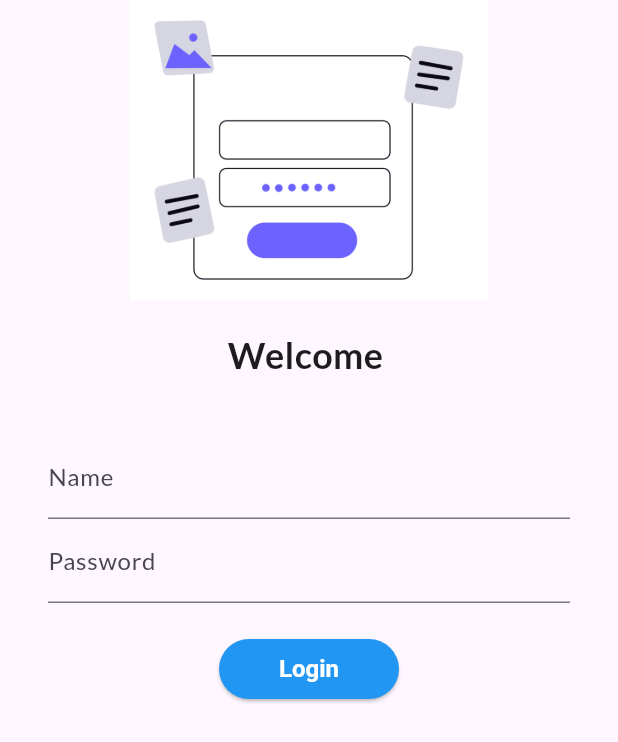
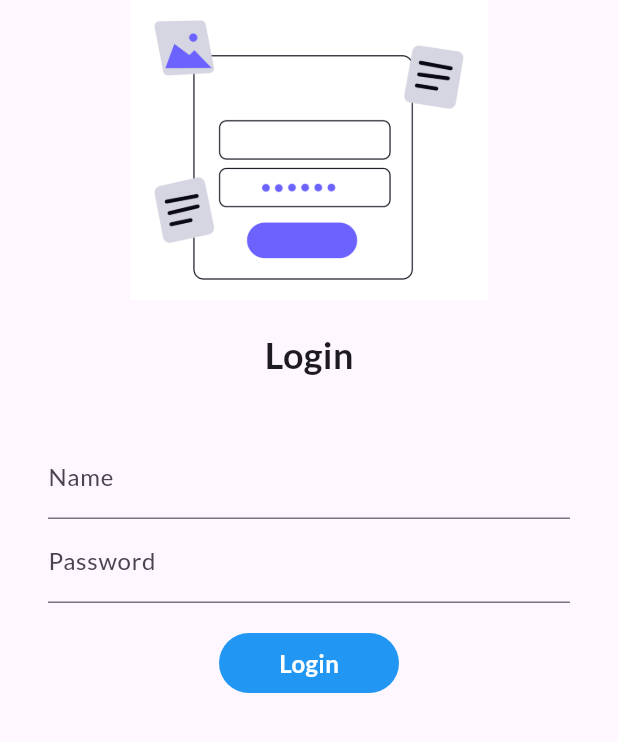
Before and after one commit to adiprijal/Flutter_Catalog_App, a Flutter app: the screen it shows after launch, on a phone screen of 412 x 824 dp. Shown: the top 742 px of the screen. Run offline on Flutter 3.47's test engine with Material 3 defaults, Android fonts, the phone set to English and light mode, and no system bars; our stand-ins replace google_fonts.

Commit message:
Used InkWell to make a Container clickable

```diff
--- a/lib/pages/login_page.dart
+++ b/lib/pages/login_page.dart
@@ -1,16 +1,6 @@
 import 'package:flutter/material.dart';
 import 'package:flutter_catalog_app/utils/routes.dart';
 
-// StatefulWidget vs StatelessWidget
-// StatelessWidget: A widget that does not require mutable state. It is immutable and can be built once and reused multiple times. It is suitable for widgets that do not change over time, such as static text or images.
-// Example: Text, Image, Icon, etc.
-// Example use case: A login page that displays a static image and text, where the content does not change based on user interactions or other events.
-
-// StatefulWidget: A widget that requires mutable state. It can be rebuilt multiple times and can change over time. It is suitable for widgets that need to update their appearance or behavior based on user interactions or other events.
-// Example: Checkbox, TextField, Slider, etc.
-// Example use case: A shopping cart page that needs to update the total price and item count based on user interactions, such as adding or removing items from the cart.
-
-// In a single page, you can use both StatelessWidget and StatefulWidget depending on the requirements of the specific widgets you are implementing. For example, you might have a login page that is a StatelessWidget, but within that page, you could have a StatefulWidget for a form that needs to validate user input or show error messages.
 class LoginPage extends StatefulWidget {
   const LoginPage({super.key});
 
@@ -19,8 +9,6 @@
 }
 
 class _LoginPageState extends State<LoginPage> {
-  String username = "";
-
   @override
   Widget build(BuildContext context) {
     return Material(
@@ -29,7 +17,7 @@
           children: [
             Image.asset("assets/images/enter-password.png", height: 200),
             SizedBox(height: 20),
-            Text("Welcome $username", style: TextStyle(fontSize: 24, fontWeight: FontWeight.bold)),
+            Text("Login", style: TextStyle(fontSize: 24, fontWeight: FontWeight.bold)),
             SizedBox(height: 20),
             Padding(
               padding: const EdgeInsets.symmetric(
@@ -43,9 +31,6 @@
                       hintText: "Enter your name",
                       labelText: "Name",
                     ),
-                    onChanged: (value) => setState(() {
-                      username = value;
-                    }),
                   ),
                   TextFormField(
                     obscureText: true,
@@ -55,19 +40,41 @@
                     ),
                   ),
                   SizedBox(height: 20),
-                  ElevatedButton(
-                    style: ButtonStyle(
-                      textStyle: WidgetStateProperty.all(
-                        TextStyle(fontSize: 16, fontWeight: FontWeight.bold),
-                      ),
-                      minimumSize: WidgetStateProperty.all(Size(120, 40)),
-                      foregroundColor: WidgetStateProperty.all(Colors.white),
-                      backgroundColor: WidgetStateProperty.all(Colors.blue),
-                    ),
-                    child: Text("Login"),
-                    onPressed: () {
+                  // ElevatedButton(
+                  //   style: ButtonStyle(
+                  //     textStyle: WidgetStateProperty.all(
+                  //       TextStyle(fontSize: 16, fontWeight: FontWeight.bold),
+                  //     ),
+                  //     minimumSize: WidgetStateProperty.all(Size(120, 40)),
+                  //     foregroundColor: WidgetStateProperty.all(Colors.white),
+                  //     backgroundColor: WidgetStateProperty.all(Colors.blue),
+                  //   ),
+                  //   child: Text("Login"),
+                  //   onPressed: () {
+                  //     Navigator.pushNamed(context, MyRoutes.homeRoute);
+                  //   },
+                  // ),
+
+                  // To make a container clickable, we can use InkWell or GestureDetector. Here, we will use InkWell.
+                  // InkWell is a material design ripple effect that responds to touch events. It is commonly used to make widgets clickable.
+                  // GestureDetector is a more general-purpose widget that can detect various gestures, such as taps, swipes, and long presses. It does not provide any visual feedback by default.
+                  InkWell(
+                    onTap: () {
                       Navigator.pushNamed(context, MyRoutes.homeRoute);
                     },
+                    child: Container(
+                      width: 120,
+                      height: 40,
+                      alignment: Alignment.center,
+                      decoration: BoxDecoration(
+                        color: Colors.blue,
+                        borderRadius: BorderRadius.all( Radius.circular(24)),
+                      ),
+                      child: Text(
+                        "Login",
+                        style: TextStyle(fontSize: 16, fontWeight: FontWeight.bold, color: Colors.white),
+                      ),
+                    ),
                   ),
                 ],
               ),
```
